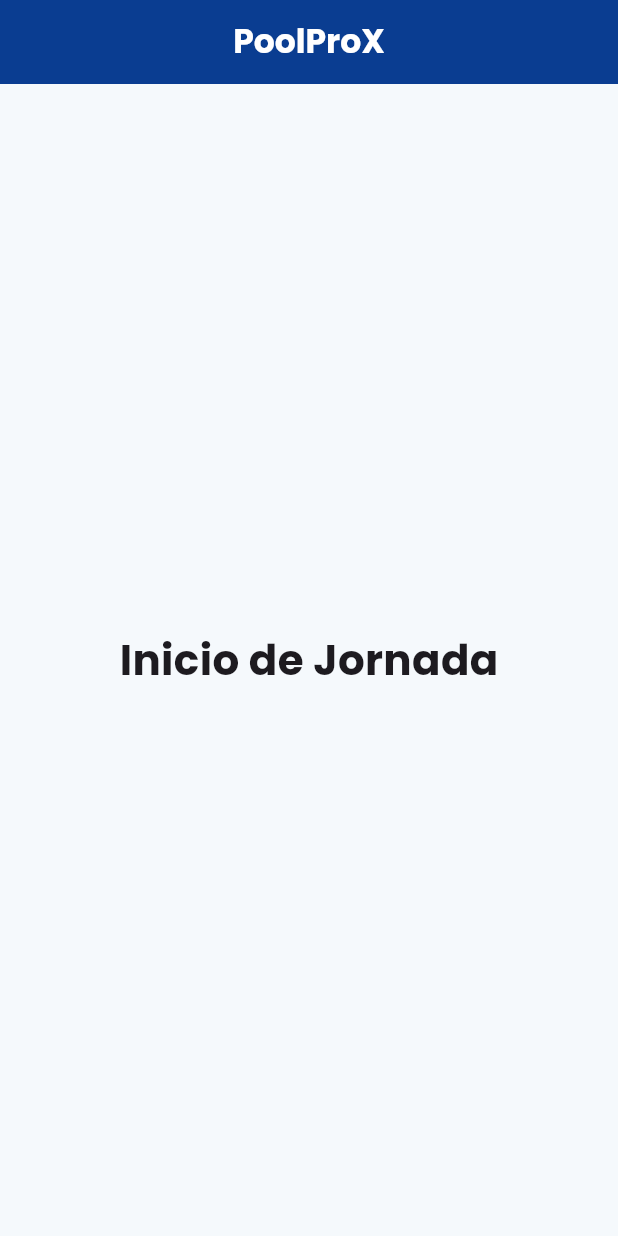
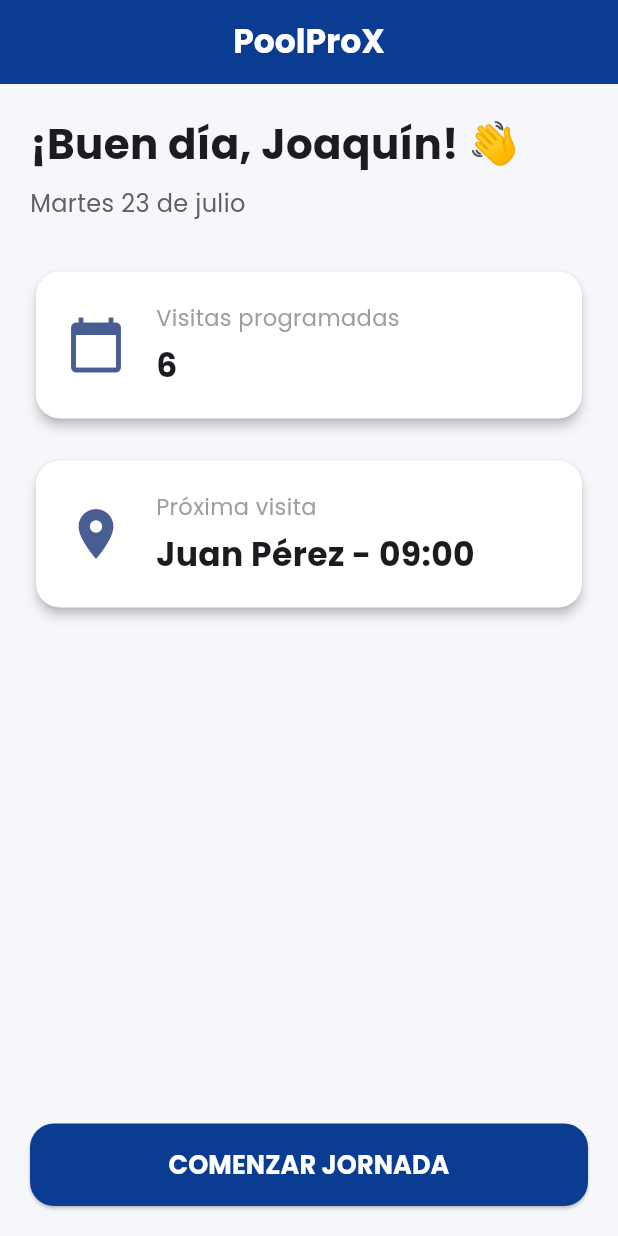
Before and after one commit to JoaquinCruz33/poolprox-app, a Flutter app: the screen it shows after launch, on a phone screen of 412 x 824 dp. Run offline on Flutter 3.47's test engine with Material 3 defaults, Android fonts, the phone set to English and light mode, and no system bars; our stand-ins replace go_router, google_fonts.

Commit message:
Crea pantalla Inicio de Jornada

```diff
--- a/lib/screens/home/home_screen.dart
+++ b/lib/screens/home/home_screen.dart
@@ -1,4 +1,6 @@
 import 'package:flutter/material.dart';
+
+import '../../widgets/info_card.dart';
 
 class HomeScreen extends StatelessWidget {
   const HomeScreen({super.key});
@@ -6,11 +8,59 @@ class HomeScreen extends StatelessWidget {
   @override
   Widget build(BuildContext context) {
     return Scaffold(
+      backgroundColor: const Color(0xFFF5F7FA),
       appBar: AppBar(title: const Text('PoolProX'), centerTitle: true),
-      body: const Center(
-        child: Text(
-          'Inicio de Jornada',
-          style: TextStyle(fontSize: 28, fontWeight: FontWeight.bold),
+      body: SafeArea(
+        child: Padding(
+          padding: const EdgeInsets.all(20),
+          child: Column(
+            crossAxisAlignment: CrossAxisAlignment.start,
+            children: [
+              const Text(
+                '¡Buen día, Joaquín! 👋',
+                style: TextStyle(fontSize: 28, fontWeight: FontWeight.bold),
+              ),
+
+              const SizedBox(height: 8),
+
+              Text(
+                'Martes 23 de julio',
+                style: TextStyle(color: Colors.grey.shade700, fontSize: 16),
+              ),
+
+              const SizedBox(height: 30),
+
+              const InfoCard(
+                title: 'Visitas programadas',
+                value: '6',
+                icon: Icons.calendar_today,
+              ),
+
+              const SizedBox(height: 20),
+
+              const InfoCard(
+                title: 'Próxima visita',
+                value: 'Juan Pérez - 09:00',
+                icon: Icons.location_on,
+              ),
+
+              const Spacer(),
+
+              SizedBox(
+                width: double.infinity,
+                height: 55,
+                child: ElevatedButton(
+                  onPressed: () {
+                    // En el próximo sprint iremos al Dashboard
+                  },
+                  child: const Text(
+                    'COMENZAR JORNADA',
+                    style: TextStyle(fontSize: 17, fontWeight: FontWeight.bold),
+                  ),
+                ),
+              ),
+            ],
+          ),
         ),
       ),
     );
--- a/lib/widgets/info_card.dart
+++ b/lib/widgets/info_card.dart
@@ -0,0 +1,48 @@
+import 'package:flutter/material.dart';
+
+class InfoCard extends StatelessWidget {
+  final String title;
+  final String value;
+  final IconData icon;
+
+  const InfoCard({
+    super.key,
+    required this.title,
+    required this.value,
+    required this.icon,
+  });
+
+  @override
+  Widget build(BuildContext context) {
+    return Card(
+      elevation: 3,
+      shape: RoundedRectangleBorder(borderRadius: BorderRadius.circular(16)),
+      child: Padding(
+        padding: const EdgeInsets.all(20),
+        child: Row(
+          children: [
+            Icon(icon, size: 40, color: Theme.of(context).primaryColor),
+            const SizedBox(width: 20),
+            Column(
+              crossAxisAlignment: CrossAxisAlignment.start,
+              children: [
+                Text(
+                  title,
+                  style: const TextStyle(color: Colors.grey, fontSize: 15),
+                ),
+                const SizedBox(height: 6),
+                Text(
+                  value,
+                  style: const TextStyle(
+                    fontSize: 22,
+                    fontWeight: FontWeight.bold,
+                  ),
+                ),
+              ],
+            ),
+          ],
+        ),
+      ),
+    );
+  }
+}
```
